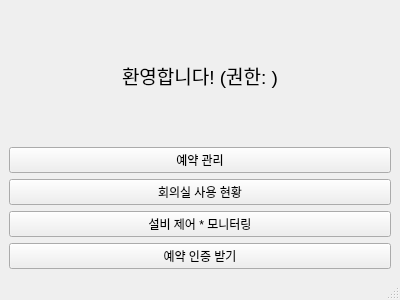
Before: the Qt Designer form adminGUI/home.ui in addinedu-ros-10th/iot-repo-1, drawn with Qt 5.
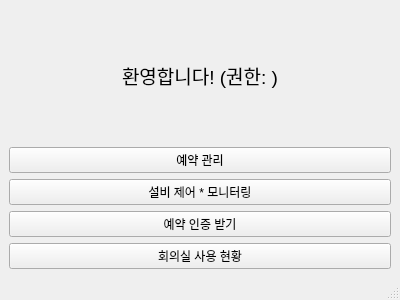
After: the same form once the commit is applied.

Commit message: 중복파일제거 home.ui수정

The edit to the form file:
```diff
--- a/adminGUI/home.ui
+++ b/adminGUI/home.ui
@@ -39,13 +39,6 @@
         </property>
        </widget>
       </item>
-      <item>
-       <widget class="QPushButton" name="usageBtn">
-        <property name="text">
-         <string>회의실 사용 현황</string>
-        </property>
-       </widget>
-      </item>
       <item>
        <widget class="QPushButton" name="extraBtn">
         <property name="text">
@@ -60,6 +53,13 @@
         </property>
        </widget>
       </item>
+      <item>
+       <widget class="QPushButton" name="usageBtn">
+        <property name="text">
+         <string>회의실 사용 현황</string>
+        </property>
+       </widget>
+      </item>
      </layout>
     </item>
    </layout>
```
The commit also changes 3 other files.
